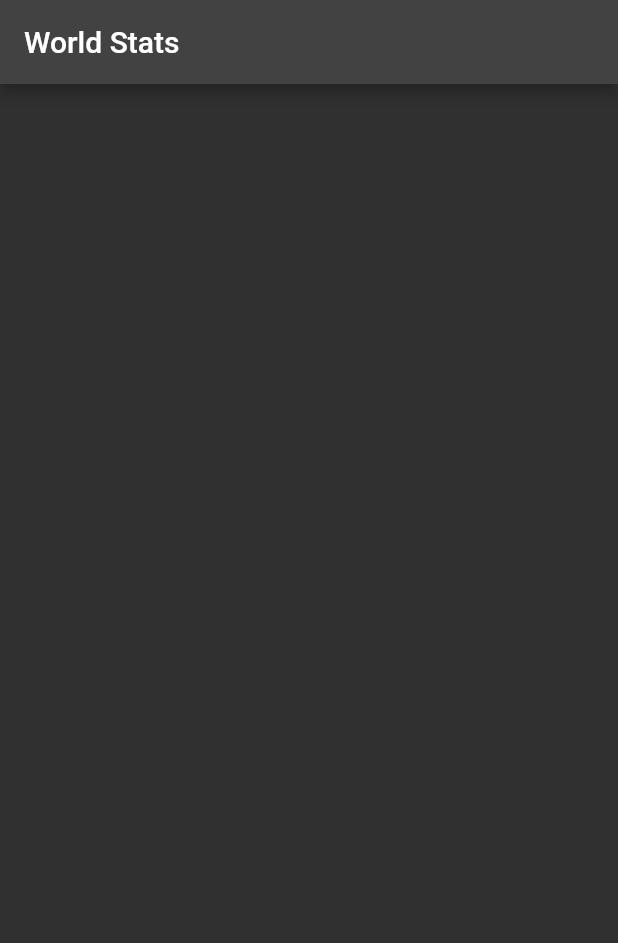
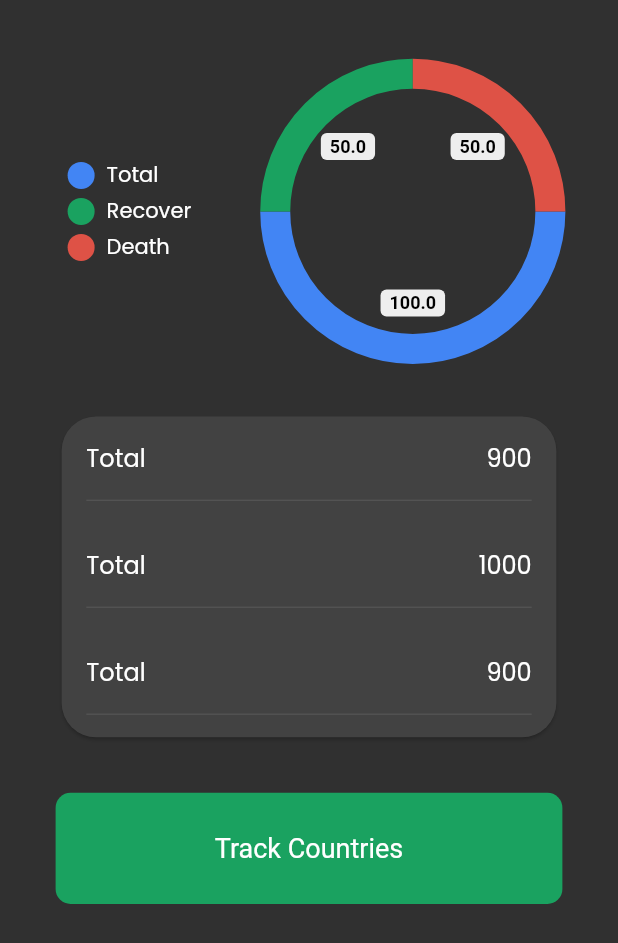
Before and after one commit to huzaifak08/Corona-API-Application, a Flutter app: the screen it shows after launch, on a phone screen of 412 x 824 dp. Shown: the top 943 px of the screen. Run offline on Flutter 3.47's test engine with Material 2 defaults, Android fonts, the phone set to English and light mode, and no system bars; drawn by our look-alikes of pie_chart; our stand-ins replace google_fonts; Roboto replaces fonts that are missing (Ubuntu).

Commit message:
World Stats UI done Allhamdullillah

```diff
--- a/lib/Views/world_stats.dart
+++ b/lib/Views/world_stats.dart
@@ -1,13 +1,92 @@
-import 'package:flutter/material.dart';
+import '../libraries.dart';
 
-class WorldStatsScreen extends StatelessWidget {
+class WorldStatsScreen extends StatefulWidget {
   const WorldStatsScreen({super.key});
 
   @override
+  State<WorldStatsScreen> createState() => _WorldStatsScreenState();
+}
+
+class _WorldStatsScreenState extends State<WorldStatsScreen>
+    with TickerProviderStateMixin {
+  // Animation Controller:
+
+  late final AnimationController _controller =
+      AnimationController(duration: const Duration(seconds: 6), vsync: this)
+        ..repeat();
+
+  @override
+  void dispose() {
+    _controller.dispose(); // Must dispose the controller:
+    super.dispose();
+  }
+
+  final colorList = <Color>[
+    const Color(0xff4285F4),
+    const Color(0xff1aa260),
+    const Color(0xffde5246),
+  ];
+
+  @override
   Widget build(BuildContext context) {
+    final height = MediaQuery.of(context).size.height;
+    final width = MediaQuery.of(context).size.width;
+
     return Scaffold(
-      appBar: AppBar(
-        title: const Text('World Stats'),
+      body: SafeArea(
+        child: Padding(
+          padding: EdgeInsets.symmetric(
+              horizontal: width * 0.09, vertical: height * 0.04),
+          child: Column(
+            children: [
+              SizedBox(height: height * 0.01),
+              PieChart(
+                dataMap: const {
+                  'Total': 100,
+                  'Recover': 50,
+                  'Death': 50,
+                },
+                animationDuration: const Duration(seconds: 2),
+                chartType: ChartType.ring,
+                colorList: colorList,
+
+                // Three Options on right(By Deafult)
+                legendOptions: LegendOptions(
+                  legendPosition: LegendPosition.left,
+                  legendShape: BoxShape.circle,
+                  legendTextStyle: GoogleFonts.poppins(),
+                  // showLegendsInRow: true,
+                ),
+              ),
+              Padding(
+                padding: EdgeInsets.symmetric(vertical: height * 0.04),
+                child: Card(
+                  shape: RoundedRectangleBorder(
+                      borderRadius: BorderRadius.circular(23)),
+                  child: Column(
+                    children: const [
+                      CustomRow(title: 'Total', value: '900'),
+                      CustomRow(title: 'Total', value: '1000'),
+                      CustomRow(title: 'Total', value: '900'),
+                    ],
+                  ),
+                ),
+              ),
+              Container(
+                height: height * 0.09,
+                decoration: BoxDecoration(
+                    color: const Color(0xff1aa260),
+                    borderRadius: BorderRadius.circular(10)),
+                child: Center(
+                  child: Text(
+                    'Track Countries',
+                    style: GoogleFonts.ubuntu().copyWith(fontSize: 18),
+                  ),
+                ),
+              )
+            ],
+          ),
+        ),
       ),
     );
   }
--- /dev/null
+++ b/lib/Widgets/custom_row.dart
@@ -0,0 +1,42 @@
+import 'package:corona_api/libraries.dart';
+
+class CustomRow extends StatelessWidget {
+  final String title;
+  final String value;
+  const CustomRow({
+    super.key,
+    required this.title,
+    required this.value,
+  });
+
+  @override
+  Widget build(BuildContext context) {
+    final height = MediaQuery.of(context).size.height;
+    final width = MediaQuery.of(context).size.width;
+
+    return Padding(
+      padding: EdgeInsets.symmetric(
+          horizontal: width * 0.04, vertical: height * 0.009),
+      child: Column(
+        children: [
+          SizedBox(height: height * 0.01),
+          Row(
+            mainAxisAlignment: MainAxisAlignment.spaceBetween,
+            children: [
+              Text(
+                title,
+                style: GoogleFonts.poppins().copyWith(fontSize: 16),
+              ),
+              Text(
+                value,
+                style: GoogleFonts.poppins().copyWith(fontSize: 16),
+              ),
+            ],
+          ),
+          SizedBox(height: height * 0.01),
+          const Divider()
+        ],
+      ),
+    );
+  }
+}
--- /dev/null
+++ b/lib/libraries.dart
@@ -0,0 +1,7 @@
+export 'package:flutter/material.dart';
+export '../Utils/utils.dart';
+export 'dart:async';
+export 'package:corona_api/main.dart';
+export 'package:pie_chart/pie_chart.dart';
+export 'package:google_fonts/google_fonts.dart';
+export 'package:corona_api/Widgets/custom_row.dart';
--- a/lib/main.dart
+++ b/lib/main.dart
@@ -1,4 +1,3 @@
-import 'package:corona_api/home_screen.dart';
 import 'package:corona_api/Views/splash_screen.dart';
 import 'package:flutter/material.dart';
 
```
Also changed, not shown: pubspec.yaml (+6 -13 lines), pubspec.lock, 1 other file.
